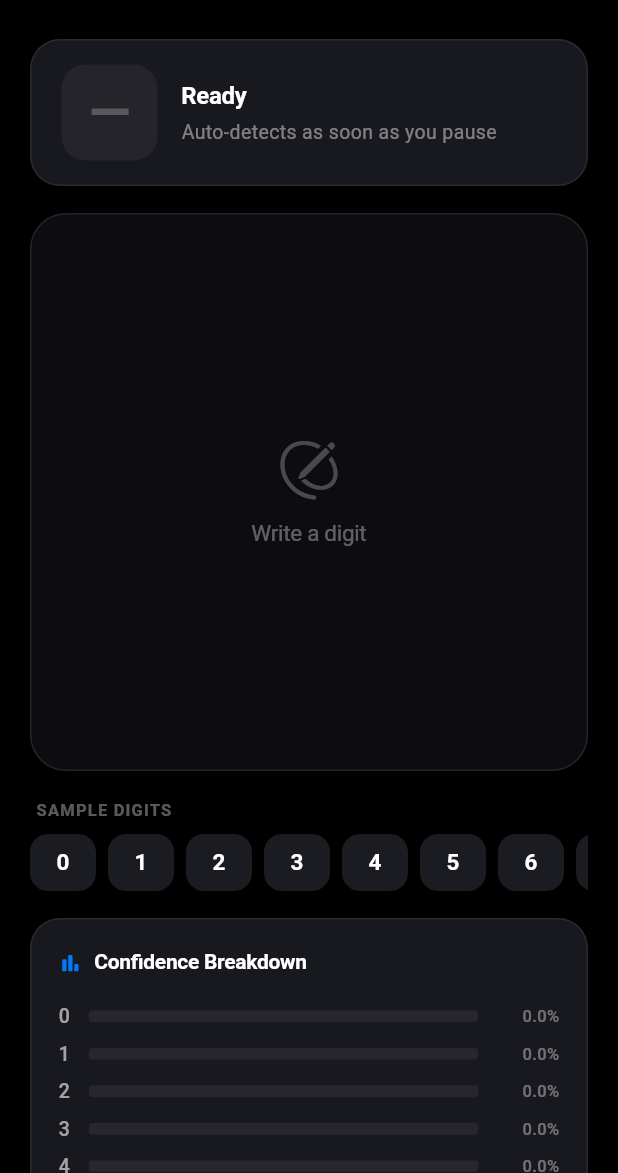
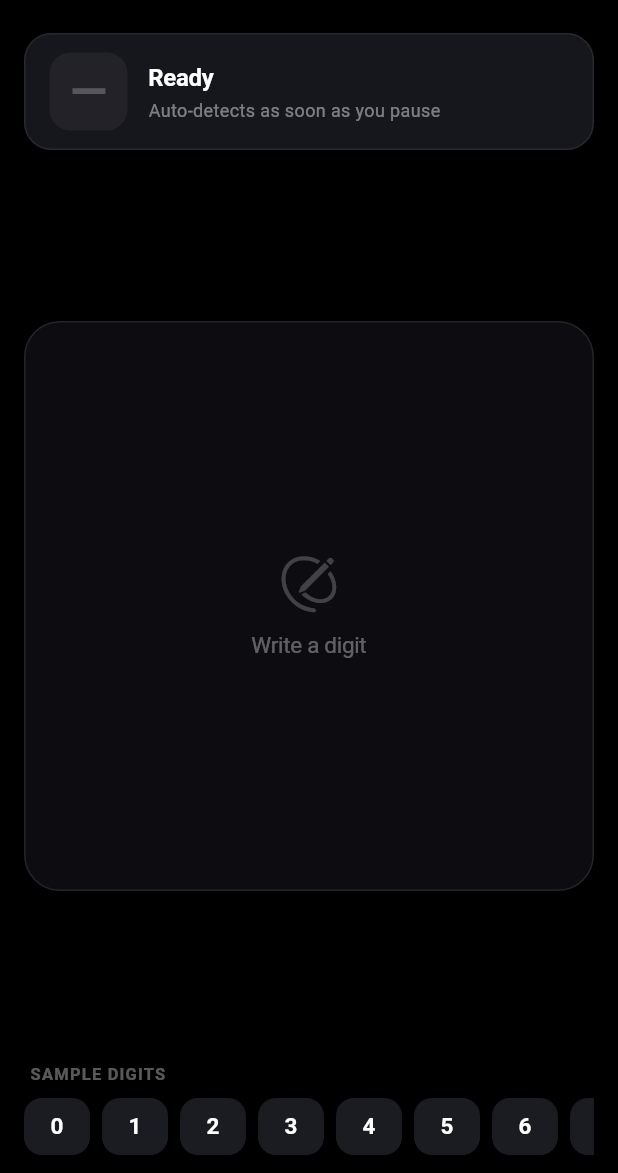
Before and after one commit to ZyadWKhedr/Hand-Written-Digit-Recognition, a Flutter app: the screen it shows after launch, on a phone screen of 412 x 824 dp, the part 63-1236 px from its top. Run offline on Flutter 3.47's test engine with Material 3 defaults, Android fonts, the phone set to English and light mode, and no system bars; missing offline and left inert: flutter_onnxruntime.

Commit message:
feat(ui): eliminate scrolling with single-viewport layout tailored for video demos

```diff
--- a/lib/views/home_page.dart
+++ b/lib/views/home_page.dart
@@ -7,14 +7,13 @@ import '../providers/digit_recognition_provider.dart';
 import '../widgets/drawing_canvas_widget.dart';
 import '../widgets/model_info_sheet.dart';
 import '../widgets/prediction_result_card.dart';
-import '../widgets/preprocessed_preview_card.dart';
-import '../widgets/probabilities_chart.dart';
 import '../widgets/sample_digit_selector.dart';
 
-/// Clean Apple HIG inspired interface for on-device handwritten digit recognition.
+/// Single-screen, zero-scroll Apple-style interface for on-device handwritten digit recognition.
 ///
-/// Features auto-detection on stroke completion without manual "Detect Now" buttons.
-/// Expanded drawing canvas and minimalist aesthetics. Completely stateless (< 200 lines).
+/// Designed specifically for video demonstrations: all controls, predictions,
+/// and the enlarged drawing canvas fit seamlessly within a single frame without scrolling.
+/// Completely stateless and under 200 lines.
 class HomePage extends StatelessWidget {
   const HomePage({super.key});
 
@@ -44,7 +43,7 @@ class HomePage extends StatelessWidget {
           ),
         ),
         actions: [
-          // Apple-style Clear Action Button
+          // Apple-style Clear Action
           CupertinoButton(
             padding: const EdgeInsets.symmetric(horizontal: 12),
             onPressed: canClear ? provider.clear : null,
@@ -58,7 +57,7 @@ class HomePage extends StatelessWidget {
             ),
           ),
 
-          // Model Info Trigger
+          // Educational Model Specs Sheet Trigger
           IconButton(
             icon: const Icon(CupertinoIcons.info_circle, size: 22),
             color: Colors.white70,
@@ -71,31 +70,25 @@ class HomePage extends StatelessWidget {
           const SizedBox(width: 8),
         ],
       ),
-      body: SafeArea(
-        child: SingleChildScrollView(
-          padding: const EdgeInsets.symmetric(horizontal: 20, vertical: 12),
+      body: const SafeArea(
+        child: Padding(
+          padding: EdgeInsets.symmetric(horizontal: 16, vertical: 8),
           child: Column(
             crossAxisAlignment: CrossAxisAlignment.stretch,
             children: [
-              // Hero Auto-Detection Card
-              const PredictionResultCard(),
-              const SizedBox(height: 18),
+              // Hero Prediction Header (Digit + Confidence + Latency + 28x28 Preview)
+              PredictionResultCard(),
+              SizedBox(height: 12),
 
-              // Enlarged Responsive Apple Drawing Canvas (Auto-Detects on Pause)
-              const DrawingCanvasWidget(),
-              const SizedBox(height: 18),
+              // Expanded Responsive Apple Drawing Canvas (Fills center without scrolling)
+              Expanded(
+                child: DrawingCanvasWidget(),
+              ),
+              SizedBox(height: 12),
 
-              // Quick Test Sample Chips (0-9)
-              const SampleDigitSelector(),
-              const SizedBox(height: 18),
-
-              // Educational Tensor Preview (Only shown when active)
-              const PreprocessedPreviewCard(),
-              if (provider.preprocessedPreviewBytes != null) const SizedBox(height: 16),
-
-              // Softmax Probabilities Breakdown
-              const ProbabilitiesChart(),
-              const SizedBox(height: 24),
+              // Bottom Quick-Select Sample Chips (0 - 9)
+              SampleDigitSelector(),
+              SizedBox(height: 4),
             ],
           ),
         ),
--- a/lib/widgets/drawing_canvas_widget.dart
+++ b/lib/widgets/drawing_canvas_widget.dart
@@ -1,3 +1,4 @@
+import 'dart:math' as math;
 import 'package:flutter/cupertino.dart';
 import 'package:flutter/material.dart';
 import 'package:provider/provider.dart';
@@ -8,6 +9,7 @@ import '../providers/digit_recognition_provider.dart';
 /// Clean, expanded Apple-style drawing canvas widget.
 ///
 /// Automatically auto-detects digits when the user finishes a stroke.
+/// Uses responsive sizing to fit all screen viewports without scrolling.
 /// Stateless and strictly under 200 lines.
 class DrawingCanvasWidget extends StatelessWidget {
   final double? fixedSize;
@@ -24,8 +26,9 @@ class DrawingCanvasWidget extends StatelessWidget {
 
     return LayoutBuilder(
       builder: (context, constraints) {
-        // Expand to fill available width (capped at 420 for tablets/desktop)
-        final effectiveSize = fixedSize ?? constraints.maxWidth.clamp(280.0, 420.0);
+        // Find maximum square dimension that fits both width and height constraints
+        final maxDimension = math.min(constraints.maxWidth, constraints.maxHeight);
+        final effectiveSize = fixedSize ?? (maxDimension.isFinite && maxDimension > 0 ? maxDimension : constraints.maxWidth.clamp(260.0, 420.0));
 
         return Center(
           child: Container(
@@ -78,8 +81,8 @@ class DrawingCanvasWidget extends StatelessWidget {
                         children: [
                           Icon(
                             CupertinoIcons.pencil_outline,
-                            size: 44,
-                            color: Colors.white.withValues(alpha: 0.25),
+                            size: 42,
+                            color: Colors.white.withValues(alpha: 0.22),
                           ),
                           const SizedBox(height: 10),
                           Text(
--- a/lib/widgets/model_info_sheet.dart
+++ b/lib/widgets/model_info_sheet.dart
@@ -1,6 +1,7 @@
 import 'package:flutter/cupertino.dart';
 import 'package:flutter/material.dart';
 import '../models/model_metadata_info.dart';
+import 'probabilities_chart.dart';
 
 /// Educational modal bottom sheet detailing ONNX model specifications,
 /// tensor dimensions, and runtime properties.
@@ -30,6 +31,7 @@ class ModelInfoSheet extends StatelessWidget {
         top: 16,
         bottom: MediaQuery.of(context).viewInsets.bottom + 24,
       ),
+      child: SingleChildScrollView(
         child: Column(
           mainAxisSize: MainAxisSize.min,
           crossAxisAlignment: CrossAxisAlignment.start,
@@ -69,18 +71,9 @@ class ModelInfoSheet extends StatelessWidget {
             _buildInfoRow('Output Shape', '${metadata.outputShape} (${metadata.outputType})'),
             _buildInfoRow('Execution Provider', metadata.executionProvider),
             const Divider(height: 24, color: Colors.white12),
-          const Text(
-            'Inference Pipeline:',
-            style: TextStyle(fontSize: 13, fontWeight: FontWeight.w600, color: Colors.white),
+            const ProbabilitiesChart(),
+          ],
         ),
-          const SizedBox(height: 4),
-          const Text(
-            'Raw Canvas → 28x28 Resizing → ITU-R BT.601 Grayscale → '
-            'Normalization [0.0, 1.0] → Float32 Tensor [1, 1, 28, 28] → '
-            'ONNX Runtime Inference → Softmax Logits → Top Class Prediction.',
-            style: TextStyle(fontSize: 12, color: Colors.white54, height: 1.4),
-          ),
-        ],
       ),
     );
   }
--- a/lib/widgets/prediction_result_card.dart
+++ b/lib/widgets/prediction_result_card.dart
@@ -4,9 +4,10 @@ import 'package:provider/provider.dart';
 
 import '../providers/digit_recognition_provider.dart';
 
-/// Minimalist Apple-style prediction header card.
+/// Minimalist Apple-style compact hero prediction card.
 ///
-/// Automatically updates in real-time as digits are auto-detected.
+/// Displays the detected digit, confidence badge, latency, and the 28x28
+/// tensor preview inline in a single compact row (< 80px tall).
 /// Stateless and strictly under 200 lines.
 class PredictionResultCard extends StatelessWidget {
   const PredictionResultCard({super.key});
@@ -16,33 +17,34 @@ class PredictionResultCard extends StatelessWidget {
     final provider = context.watch<DigitRecognitionProvider>();
     final prediction = provider.currentPrediction;
     final isRecognizing = provider.isRecognizing;
+    final previewBytes = provider.preprocessedPreviewBytes;
 
     return Container(
-      padding: const EdgeInsets.symmetric(horizontal: 20, vertical: 16),
+      padding: const EdgeInsets.symmetric(horizontal: 16, vertical: 12),
       decoration: BoxDecoration(
-        color: const Color(0xFF18181F),
-        borderRadius: BorderRadius.circular(20),
+        color: const Color(0xFF16161D),
+        borderRadius: BorderRadius.circular(18),
         border: Border.all(color: Colors.white.withValues(alpha: 0.08)),
       ),
       child: Row(
         children: [
           // Large Hero Digit or Placeholder
           Container(
-            width: 64,
-            height: 64,
+            width: 52,
+            height: 52,
             decoration: BoxDecoration(
               color: prediction != null
-                  ? CupertinoColors.activeBlue.withValues(alpha: 0.15)
+                  ? CupertinoColors.activeBlue.withValues(alpha: 0.16)
                   : Colors.white.withValues(alpha: 0.05),
-              borderRadius: BorderRadius.circular(16),
+              borderRadius: BorderRadius.circular(14),
             ),
             child: Center(
               child: isRecognizing
-                  ? const CupertinoActivityIndicator(radius: 12)
+                  ? const CupertinoActivityIndicator(radius: 11)
                   : Text(
                       prediction != null ? '${prediction.digit}' : '—',
                       style: TextStyle(
-                        fontSize: 36,
+                        fontSize: 32,
                         fontWeight: FontWeight.w700,
                         color: prediction != null ? CupertinoColors.activeBlue : Colors.white24,
                         letterSpacing: -1,
@@ -50,9 +52,9 @@ class PredictionResultCard extends StatelessWidget {
                     ),
             ),
           ),
-          const SizedBox(width: 16),
+          const SizedBox(width: 14),
 
-          // Metadata Description
+          // Metadata Description (Digit, Confidence %, Latency)
           Expanded(
             child: Column(
               crossAxisAlignment: CrossAxisAlignment.start,
@@ -64,7 +66,7 @@ class PredictionResultCard extends StatelessWidget {
                       Text(
                         'Digit ${prediction.digit}',
                         style: const TextStyle(
-                          fontSize: 18,
+                          fontSize: 17,
                           fontWeight: FontWeight.w600,
                           color: Colors.white,
                           letterSpacing: -0.3,
@@ -74,7 +76,7 @@ class PredictionResultCard extends StatelessWidget {
                       Container(
                         padding: const EdgeInsets.symmetric(horizontal: 7, vertical: 2),
                         decoration: BoxDecoration(
-                          color: CupertinoColors.activeGreen.withValues(alpha: 0.15),
+                          color: CupertinoColors.activeGreen.withValues(alpha: 0.16),
                           borderRadius: BorderRadius.circular(6),
                         ),
                         child: Text(
@@ -88,9 +90,9 @@ class PredictionResultCard extends StatelessWidget {
                       ),
                     ],
                   ),
-                  const SizedBox(height: 4),
+                  const SizedBox(height: 3),
                   Text(
-                    'Inference: ${(prediction.inferenceTime.inMicroseconds / 1000.0).toStringAsFixed(1)} ms · On-Device',
+                    '${(prediction.inferenceTime.inMicroseconds / 1000.0).toStringAsFixed(1)} ms · On-Device ONNX',
                     style: TextStyle(
                       fontSize: 12,
                       color: Colors.white.withValues(alpha: 0.5),
@@ -106,11 +108,11 @@ class PredictionResultCard extends StatelessWidget {
                       letterSpacing: -0.2,
                     ),
                   ),
-                  const SizedBox(height: 3),
+                  const SizedBox(height: 2),
                   Text(
                     'Auto-detects as soon as you pause',
                     style: TextStyle(
-                      fontSize: 13,
+                      fontSize: 12,
                       color: Colors.white.withValues(alpha: 0.45),
                     ),
                   ),
@@ -118,6 +120,29 @@ class PredictionResultCard extends StatelessWidget {
               ],
             ),
           ),
+
+          // Inline 28x28 Tensor Thumbnail (What the Model Sees)
+          if (previewBytes != null) ...[
+            const SizedBox(width: 10),
+            Tooltip(
+              message: '28x28 Tensor Input',
+              child: Container(
+                width: 48,
+                height: 48,
+                decoration: BoxDecoration(
+                  color: Colors.black,
+                  borderRadius: BorderRadius.circular(10),
+                  border: Border.all(color: Colors.white24, width: 1),
+                ),
+                clipBehavior: Clip.antiAlias,
+                child: Image.memory(
+                  previewBytes,
+                  fit: BoxFit.fill,
+                  filterQuality: FilterQuality.none,
+                ),
+              ),
+            ),
+          ],
         ],
       ),
     );
```
Also changed, not shown: 2 other files. Lines whose indentation alone changed are shown as unchanged.
